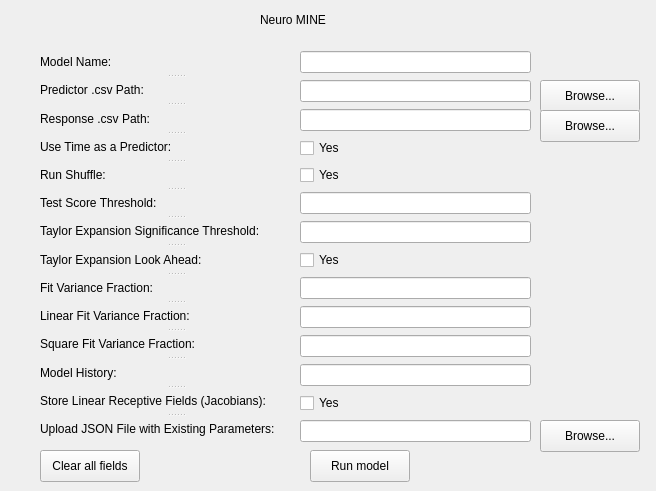
Old version of the form neuro_mine/ui/form.ui in the repository matovic5/neuro_mine.
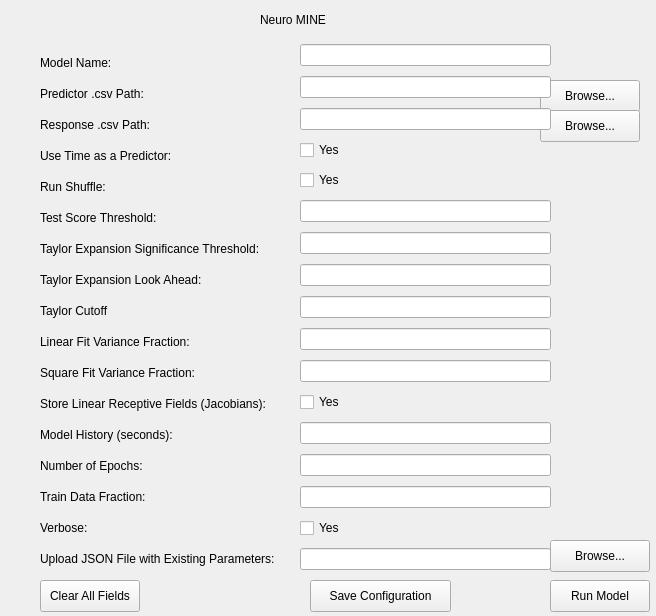
New version of the form.

Commit message: 1) Added epochs, verbose, and train fraction to UI 2) Added function to populate fields from JSON file 3) Changed command line running to have Mine-gui run UI and Mine be the command line

```diff
--- a/neuro_mine/ui/form.ui
+++ b/neuro_mine/ui/form.ui
@@ -7,7 +7,7 @@
     <x>0</x>
     <y>0</y>
     <width>656</width>
-    <height>491</height>
+    <height>616</height>
    </rect>
   </property>
   <property name="windowTitle">
@@ -16,14 +16,14 @@
   <widget class="QPushButton" name="pushButton">
    <property name="geometry">
     <rect>
-     <x>310</x>
-     <y>450</y>
+     <x>550</x>
+     <y>580</y>
      <width>100</width>
      <height>32</height>
     </rect>
    </property>
    <property name="text">
-    <string>Run model</string>
+    <string>Run Model</string>
    </property>
   </widget>
   <widget class="QLabel" name="label">
@@ -68,8 +68,8 @@
   <widget class="QPushButton" name="pushButton_4">
    <property name="geometry">
     <rect>
-     <x>540</x>
-     <y>420</y>
+     <x>550</x>
+     <y>540</y>
      <width>100</width>
      <height>32</height>
     </rect>
@@ -82,105 +82,22 @@
    <property name="geometry">
     <rect>
      <x>40</x>
-     <y>450</y>
+     <y>580</y>
      <width>100</width>
      <height>32</height>
     </rect>
    </property>
    <property name="text">
-    <string>Clear all fields</string>
+    <string>Clear All Fields</string>
    </property>
   </widget>
-  <widget class="QSplitter" name="splitter">
-   <property name="geometry">
-    <rect>
-     <x>40</x>
-     <y>50</y>
-     <width>271</width>
-     <height>391</height>
-    </rect>
-   </property>
-   <property name="orientation">
-    <enum>Qt::Orientation::Vertical</enum>
-   </property>
-   <widget class="QLabel" name="label_2">
-    <property name="text">
-     <string>Model Name:</string>
-    </property>
-   </widget>
-   <widget class="QLabel" name="label_3">
-    <property name="text">
-     <string>Predictor .csv Path:</string>
-    </property>
-   </widget>
-   <widget class="QLabel" name="label_4">
-    <property name="text">
-     <string>Response .csv Path:</string>
-    </property>
-   </widget>
-   <widget class="QLabel" name="label_5">
-    <property name="text">
-     <string>Use Time as a Predictor:</string>
-    </property>
-   </widget>
-   <widget class="QLabel" name="label_6">
-    <property name="text">
-     <string>Run Shuffle:</string>
-    </property>
-   </widget>
-   <widget class="QLabel" name="label_7">
-    <property name="text">
-     <string>Test Score Threshold:</string>
-    </property>
-   </widget>
-   <widget class="QLabel" name="label_8">
-    <property name="text">
-     <string>Taylor Expansion Significance Threshold:</string>
-    </property>
-   </widget>
-   <widget class="QLabel" name="label_13">
-    <property name="text">
-     <string>Taylor Expansion Look Ahead:</string>
-    </property>
-   </widget>
-   <widget class="QLabel" name="label_9">
-    <property name="text">
-     <string>Fit Variance Fraction:</string>
-    </property>
-   </widget>
-   <widget class="QLabel" name="label_10">
-    <property name="text">
-     <string>Linear Fit Variance Fraction:</string>
-    </property>
-   </widget>
-   <widget class="QLabel" name="label_11">
-    <property name="text">
-     <string>Square Fit Variance Fraction:</string>
-    </property>
-   </widget>
-   <widget class="QLabel" name="label_12">
-    <property name="text">
-     <string>Model History:</string>
-    </property>
-   </widget>
-   <widget class="QLabel" name="label_14">
-    <property name="text">
-     <string>Store Linear Receptive Fields (Jacobians):</string>
-    </property>
-   </widget>
-   <widget class="QLabel" name="label_15">
-    <property name="text">
-     <string>Upload JSON File with Existing Parameters:</string>
-    </property>
-   </widget>
-  </widget>
-  <widget class="QWidget" name="layoutWidget">
+  <widget class="QWidget" name="widget" native="true">
    <property name="geometry">
     <rect>
      <x>300</x>
-     <y>50</y>
-     <width>231</width>
-     <height>401</height>
+     <y>40</y>
+     <width>251</width>
+     <height>551</height>
     </rect>
    </property>
    <layout class="QVBoxLayout" name="verticalLayout">
@@ -214,11 +131,7 @@
      <widget class="QLineEdit" name="lineEdit_5"/>
     </item>
     <item>
-     <widget class="QCheckBox" name="checkBox_3">
-      <property name="text">
-       <string>Yes</string>
-      </property>
-     </widget>
+     <widget class="QLineEdit" name="lineEdit_11"/>
     </item>
     <item>
      <widget class="QLineEdit" name="lineEdit_6"/>
@@ -229,9 +142,6 @@
     <item>
      <widget class="QLineEdit" name="lineEdit_8"/>
     </item>
-    <item>
-     <widget class="QLineEdit" name="lineEdit_9"/>
-    </item>
     <item>
      <widget class="QCheckBox" name="checkBox_4">
       <property name="text">
@@ -239,11 +149,171 @@
       </property>
      </widget>
     </item>
+    <item>
+     <widget class="QLineEdit" name="lineEdit_9"/>
+    </item>
+    <item>
+     <widget class="QLineEdit" name="lineEdit_12"/>
+    </item>
+    <item>
+     <widget class="QLineEdit" name="lineEdit_13"/>
+    </item>
+    <item>
+     <widget class="QCheckBox" name="checkBox_3">
+      <property name="text">
+       <string>Yes</string>
+      </property>
+     </widget>
+    </item>
     <item>
      <widget class="QLineEdit" name="lineEdit_10"/>
     </item>
    </layout>
   </widget>
+  <widget class="QPushButton" name="pushButton_6">
+   <property name="geometry">
+    <rect>
+     <x>310</x>
+     <y>580</y>
+     <width>141</width>
+     <height>32</height>
+    </rect>
+   </property>
+   <property name="text">
+    <string>Save Configuration</string>
+   </property>
+  </widget>
+  <widget class="QWidget" name="layoutWidget">
+   <property name="geometry">
+    <rect>
+     <x>40</x>
+     <y>50</y>
+     <width>261</width>
+     <height>521</height>
+    </rect>
+   </property>
+   <layout class="QVBoxLayout" name="verticalLayout_2">
+    <item>
+     <widget class="QLabel" name="label_2">
+      <property name="text">
+       <string>Model Name:</string>
+      </property>
+     </widget>
+    </item>
+    <item>
+     <widget class="QLabel" name="label_3">
+      <property name="text">
+       <string>Predictor .csv Path:</string>
+      </property>
+     </widget>
+    </item>
+    <item>
+     <widget class="QLabel" name="label_4">
+      <property name="text">
+       <string>Response .csv Path:</string>
+      </property>
+     </widget>
+    </item>
+    <item>
+     <widget class="QLabel" name="label_5">
+      <property name="text">
+       <string>Use Time as a Predictor:</string>
+      </property>
+     </widget>
+    </item>
+    <item>
+     <widget class="QLabel" name="label_6">
+      <property name="text">
+       <string>Run Shuffle:</string>
+      </property>
+     </widget>
+    </item>
+    <item>
+     <widget class="QLabel" name="label_7">
+      <property name="text">
+       <string>Test Score Threshold:</string>
+      </property>
+     </widget>
+    </item>
+    <item>
+     <widget class="QLabel" name="label_8">
+      <property name="text">
+       <string>Taylor Expansion Significance Threshold:</string>
+      </property>
+     </widget>
+    </item>
+    <item>
+     <widget class="QLabel" name="label_13">
+      <property name="text">
+       <string>Taylor Expansion Look Ahead:</string>
+      </property>
+     </widget>
+    </item>
+    <item>
+     <widget class="QLabel" name="label_9">
+      <property name="text">
+       <string>Taylor Cutoff</string>
+      </property>
+     </widget>
+    </item>
+    <item>
+     <widget class="QLabel" name="label_10">
+      <property name="text">
+       <string>Linear Fit Variance Fraction:</string>
+      </property>
+     </widget>
+    </item>
+    <item>
+     <widget class="QLabel" name="label_11">
+      <property name="text">
+       <string>Square Fit Variance Fraction:</string>
+      </property>
+     </widget>
+    </item>
+    <item>
+     <widget class="QLabel" name="label_14">
+      <property name="text">
+       <string>Store Linear Receptive Fields (Jacobians):</string>
+      </property>
+     </widget>
+    </item>
+    <item>
+     <widget class="QLabel" name="label_12">
+      <property name="text">
+       <string>Model History (seconds):</string>
+      </property>
+     </widget>
+    </item>
+    <item>
+     <widget class="QLabel" name="label_16">
+      <property name="text">
+       <string>Number of Epochs:</string>
+      </property>
+     </widget>
+    </item>
+    <item>
+     <widget class="QLabel" name="label_17">
+      <property name="text">
+       <string>Train Data Fraction:</string>
+      </property>
+     </widget>
+    </item>
+    <item>
+     <widget class="QLabel" name="label_18">
+      <property name="text">
+       <string>Verbose:</string>
+      </property>
+     </widget>
+    </item>
+    <item>
+     <widget class="QLabel" name="label_15">
+      <property name="text">
+       <string>Upload JSON File with Existing Parameters:</string>
+      </property>
+     </widget>
+    </item>
+   </layout>
+  </widget>
  </widget>
  <resources/>
  <connections/>
```
The commit also changes 5 other files.
